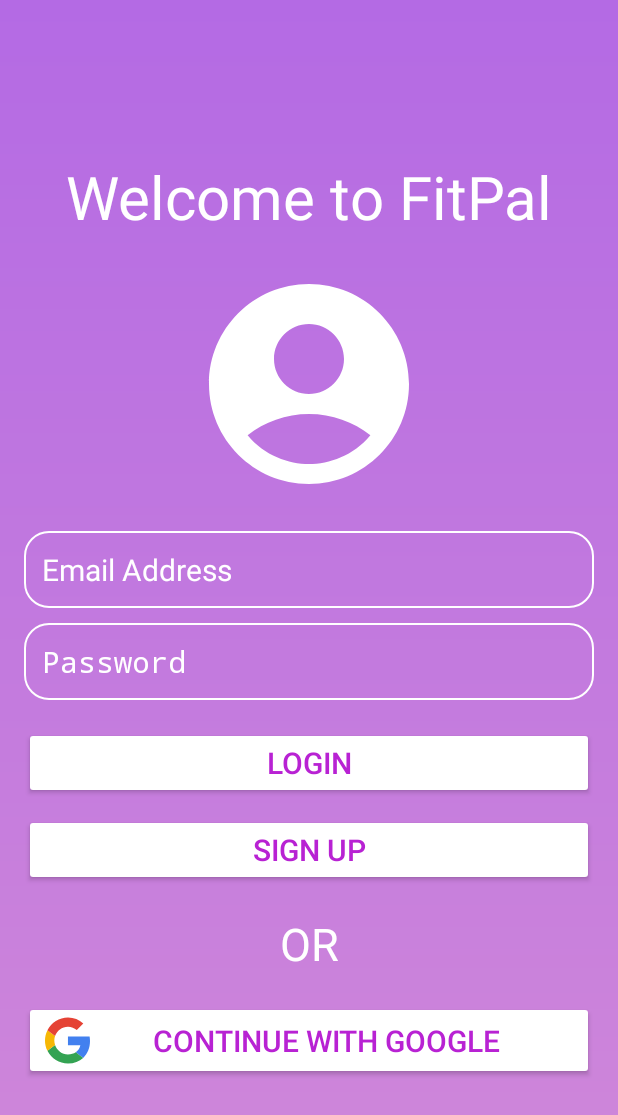
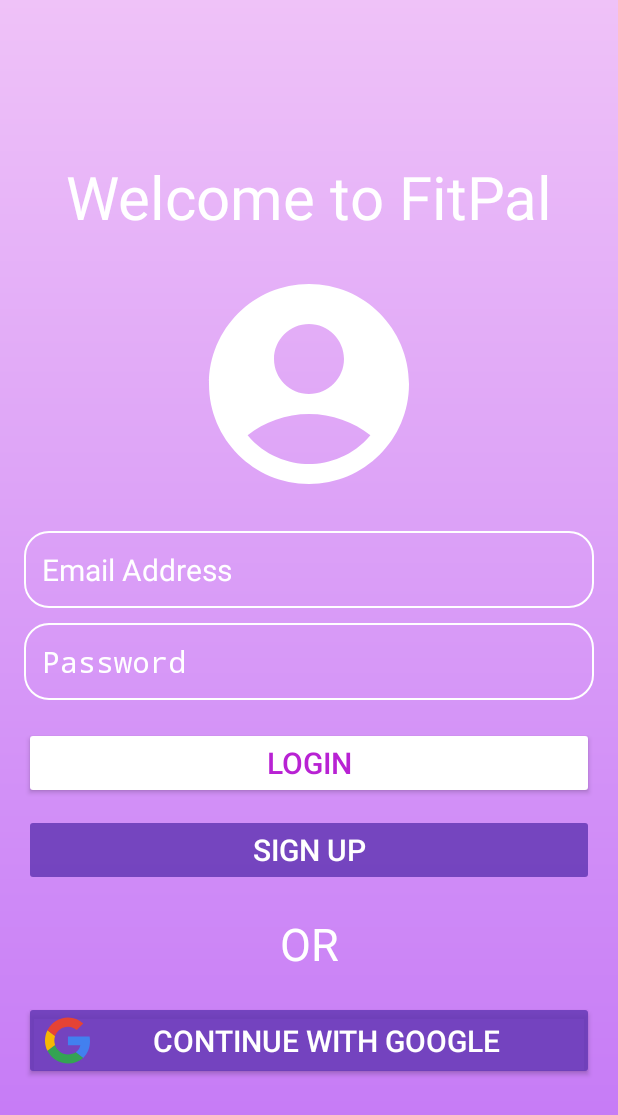
Before and after one commit to yoavdavid2/FitPal, an Android app: the LoginActivity screen opened directly, with no data from a screen before it, on a phone screen of 412 x 824 dp. Shown: the top 1115 px of the screen. Run offline under Robolectric (Android 15) with nearby library versions, the phone set to English and light mode, and no system bars.

Commit message:
fix: style in login and signup activities

```diff
--- a/app/src/main/res/drawable/login_background.xml
+++ b/app/src/main/res/drawable/login_background.xml
@@ -2,5 +2,5 @@
 <shape xmlns:android="http://schemas.android.com/apk/res/android">
 
     <gradient android:type="linear" android:angle="100"
-        android:startColor="#B46AE4" android:endColor="#D088D9"/>
+        android:startColor="#EFC2F8" android:endColor="#C274F6"/>
 </shape>
--- a/app/src/main/res/layout/activity_login.xml
+++ b/app/src/main/res/layout/activity_login.xml
@@ -74,11 +74,13 @@
             android:layout_width="match_parent"
             android:layout_height="wrap_content"
             android:layout_marginTop="10dp"
-            android:backgroundTint="@color/white"
+            android:backgroundTint="#DD673AB7"
             android:padding="8dp"
             android:text="@string/sign_up"
-            android:textColor="#B822D3"
-            android:textSize="20sp" />
+            android:textColor="@color/white"
+            android:textSize="20sp"
+            android:enabled="false"
+            />
 
         <TextView
             android:layout_width="match_parent"
@@ -94,7 +96,7 @@
             android:layout_width="match_parent"
             android:layout_height="wrap_content"
             android:layout_marginTop="18dp"
-            android:backgroundTint="@color/white"
+            android:backgroundTint="#DD673AB7"
             android:drawableLeft="@drawable/ic_google_logo"
             android:drawablePadding="4dp"
             android:paddingStart="4dp"
@@ -103,7 +105,7 @@
             android:paddingBottom="1dp"
             android:text="@string/continue_with_google"
             android:textAlignment="center"
-            android:textColor="#B822D3"
+            android:textColor="@color/white"
             android:textSize="20sp"
             tools:ignore="RtlHardcoded" />
 
--- a/app/src/main/res/layout/activity_signup.xml
+++ b/app/src/main/res/layout/activity_signup.xml
@@ -131,10 +131,10 @@
             android:layout_width="match_parent"
             android:layout_height="wrap_content"
             android:layout_marginTop="10dp"
-            android:backgroundTint="@color/white"
+            android:backgroundTint="#DD673AB7"
             android:padding="8dp"
             android:text="@string/login"
-            android:textColor="#B822D3"
+            android:textColor="@color/white"
             android:textSize="20sp" />
 
     </LinearLayout>
```
